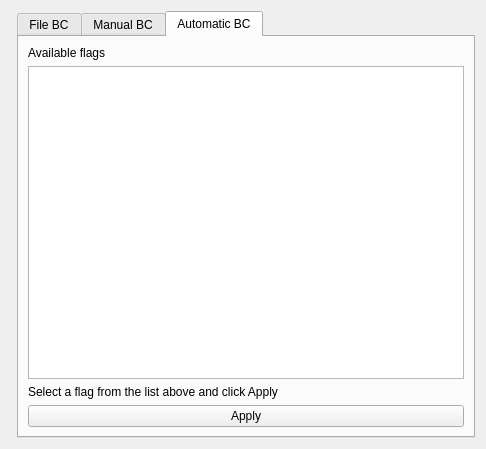
Helios113/FreeCAD, file src/Mod/Fem/Gui/Resources/ui/ConstraintUniversal.ui: the form before one commit.
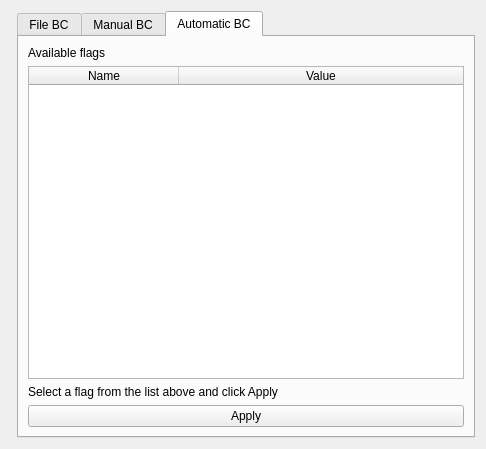
The form after the commit. The open tabs and pages were chosen to show the change. Custom widgets are drawn as their Qt base class.

What changed in the file:
```diff
--- a/src/Mod/Fem/Gui/Resources/ui/ConstraintUniversal.ui
+++ b/src/Mod/Fem/Gui/Resources/ui/ConstraintUniversal.ui
@@ -180,9 +180,6 @@
        <string>Automatic BC</string>
       </attribute>
       <layout class="QFormLayout" name="formLayout_4">
-       <item row="1" column="0" colspan="2">
-        <widget class="QListWidget" name="list_automatic"/>
-       </item>
        <item row="2" column="0" colspan="2">
         <widget class="QLabel" name="label_5">
          <property name="text">
@@ -204,6 +201,32 @@
          </property>
         </widget>
        </item>
+       <item row="1" column="0" colspan="2">
+        <widget class="QTableWidget" name="tw_automatic">
+         <property name="columnCount">
+          <number>2</number>
+         </property>
+         <attribute name="horizontalHeaderCascadingSectionResizes">
+          <bool>false</bool>
+         </attribute>
+         <attribute name="horizontalHeaderDefaultSectionSize">
+          <number>150</number>
+         </attribute>
+         <attribute name="horizontalHeaderStretchLastSection">
+          <bool>true</bool>
+         </attribute>
+         <column>
+          <property name="text">
+           <string>Name</string>
+          </property>
+         </column>
+         <column>
+          <property name="text">
+           <string>Value</string>
+          </property>
+         </column>
+        </widget>
+       </item>
       </layout>
      </widget>
     </widget>
```
Left out of the diff: 2 changed lines with no effect on the pictures.
